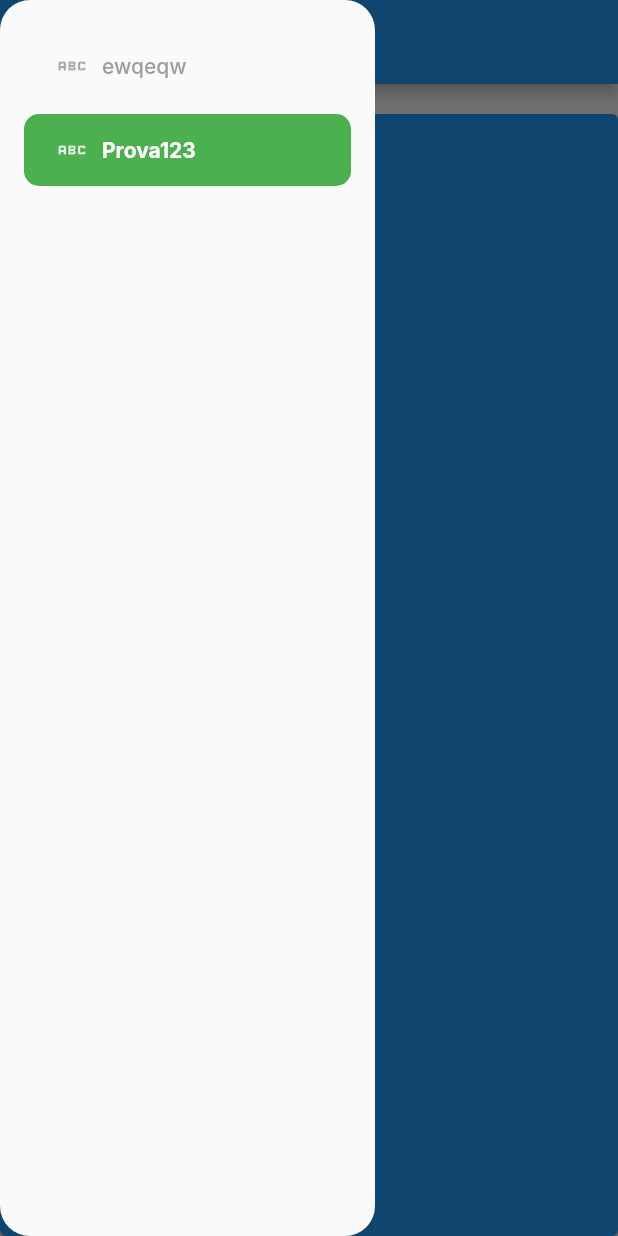
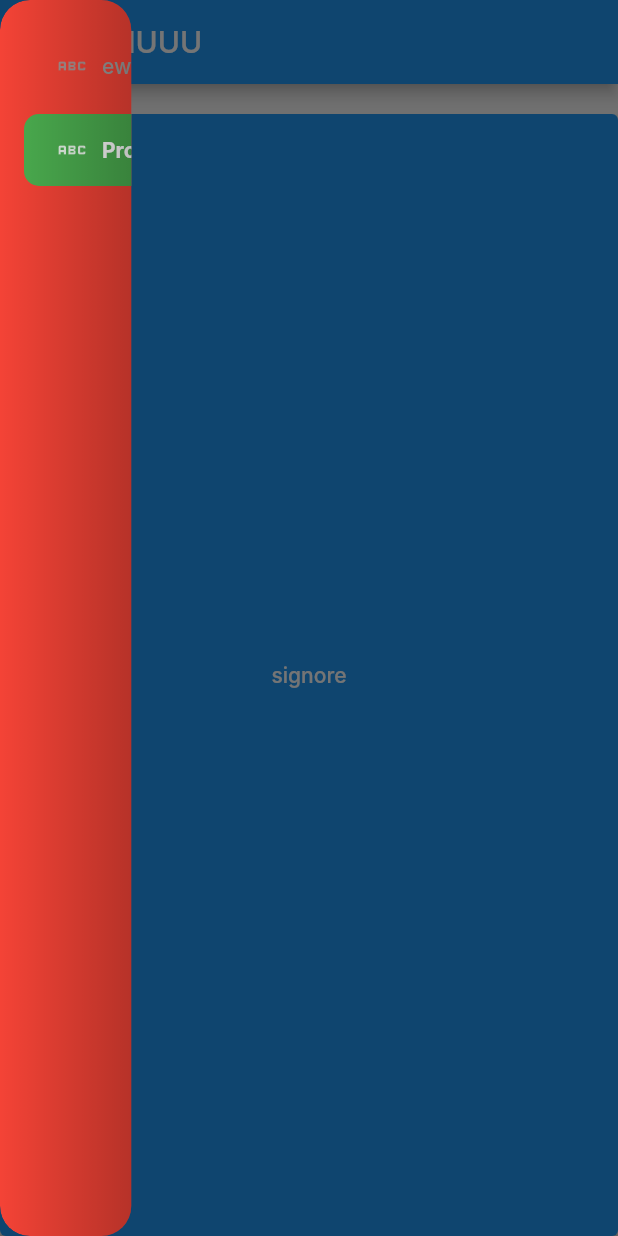
Before and after one commit to BoringStuff-SRL/FlutterBoringApp, a Flutter app: the screen it shows after launch, with the side drawer open, on a phone screen of 412 x 824 dp. Run offline on Flutter 3.47's test engine with Material 3 defaults, Android fonts, the phone set to English and light mode, and no system bars; our stand-ins replace go_router; missing offline and left inert: boringcore; Roboto replaces fonts that are missing (Inter).

Commit message:
Added BoringAnimatedNavigationDrawer

```diff
--- a/example/lib/main.dart
+++ b/example/lib/main.dart
@@ -1,4 +1,5 @@
 import 'package:boring_app/boring_app.dart';
+import 'package:boring_app/boring_app/navigation/drawer/style/boring_drawer_style.dart';
 import 'package:flutter/material.dart';
 
 void main(List<String> args) {
@@ -71,7 +72,8 @@ class MyApp extends StatelessWidget {
             shape: RoundedRectangleBorder(
                 borderRadius: BorderRadius.all(Radius.circular(15)))),
       )),
-      boringNavigation: BoringNavigationDrawer(
+      boringNavigation: BoringAnimatedNavigationDrawer(
+        drawerStyle: BoringDrawerStyle(backgroundColor: Colors.red),
         appBarNotifier: testNotifier,
         appBarBuilder:
             (context, state, navGroups, appBarNotifier, isDrawerVisible) {
--- a/lib/boring_app.dart
+++ b/lib/boring_app.dart
@@ -2,6 +2,8 @@ library boring_app;
 
 export 'package:boring_app/boring_app.dart';
 export 'package:boring_app/boring_app/boring_app.dart';
+export 'package:boring_app/boring_app/navigation/animated_drawer/boring_animated_navigation_drawer.dart';
+export 'package:boring_app/boring_app/navigation/animated_drawer/boring_animated_navigation_drawer_style.dart';
 export 'package:boring_app/boring_app/navigation/boring_navigation.dart';
 export 'package:boring_app/boring_app/navigation/drawer/boring_navigation_drawer.dart';
 export 'package:boring_app/boring_app/navigation/drawer/style/boring_drawer_tile_style.dart';
--- /dev/null
+++ b/lib/boring_app/navigation/animated_drawer/boring_animated_navigation_drawer.dart
@@ -0,0 +1,57 @@
+import 'package:boring_app/boring_app.dart';
+import 'package:flutter/material.dart';
+
+import '../drawer/style/boring_drawer_style.dart';
+
+part 'boring_drawer_expansion_animation.dart';
+
+class BoringAnimatedNavigationDrawer extends BoringNavigationDrawer {
+  final BoringAnimatedNavigationDrawerStyle animatedDrawerStyle;
+
+  final ValueNotifier<bool> _mouseHoverNotifier = ValueNotifier(false);
+
+  BoringAnimatedNavigationDrawer(
+      {super.embraceAppBar = true,
+      super.tileStyle,
+      super.drawerHeaderBuilder,
+      super.drawerFooterBuilder,
+      super.drawerStyle = const BoringDrawerStyle(),
+      this.animatedDrawerStyle = const BoringAnimatedNavigationDrawerStyle(),
+      super.overrideDrawerStyle,
+      super.rightPosition = false,
+      super.appBarNotifier,
+      super.appBarBuilder});
+
+  @override
+  Widget builder(
+      BuildContext context,
+      List<BoringNavigationGroupWithSelection> navigationGroups,
+      BoxConstraints constraints) {
+    final originalDrawer =
+        super.builder(context, navigationGroups, constraints);
+
+    final BoringDrawerStyle overriddenDrawerStyle =
+        overrideDrawerStyle?.call(drawerStyle, constraints) ?? drawerStyle;
+
+    return MouseRegion(
+      onEnter: (event) {
+        _mouseHoverNotifier.value = true;
+      },
+      onExit: (event) {
+        _mouseHoverNotifier.value = false;
+      },
+      child: ClipRRect(
+        borderRadius: animatedDrawerStyle.shrinkedBorderRadius ??
+            overriddenDrawerStyle.drawerRadius,
+        child: ValueListenableBuilder(
+          valueListenable: _mouseHoverNotifier,
+          builder: (context, hover, child) => _BoringDrawerExpansionAnimation(
+            style: animatedDrawerStyle,
+            isShrinked: !hover,
+            child: originalDrawer,
+          ),
+        ),
+      ),
+    );
+  }
+}
--- /dev/null
+++ b/lib/boring_app/navigation/animated_drawer/boring_animated_navigation_drawer_style.dart
@@ -0,0 +1,17 @@
+import 'package:flutter/cupertino.dart';
+
+class BoringAnimatedNavigationDrawerStyle {
+  final BorderRadius? shrinkedBorderRadius;
+  final double shrinkPercentage;
+  final Duration animationDuration;
+  final List<Color> Function(double animation)? shadowColors;
+  final List<double>? stops;
+
+  const BoringAnimatedNavigationDrawerStyle({
+    this.shrinkPercentage = .35,
+    this.shrinkedBorderRadius,
+    this.animationDuration = const Duration(milliseconds: 200),
+    this.shadowColors,
+    this.stops,
+  });
+}
--- /dev/null
+++ b/lib/boring_app/navigation/animated_drawer/boring_drawer_expansion_animation.dart
@@ -0,0 +1,107 @@
+part of 'boring_animated_navigation_drawer.dart';
+
+class _BoringDrawerExpansionAnimation extends StatefulWidget {
+  const _BoringDrawerExpansionAnimation({
+    super.key,
+    required this.style,
+    required this.isShrinked,
+    required this.child,
+  });
+
+  final BoringAnimatedNavigationDrawerStyle style;
+  final bool isShrinked;
+  final Widget child;
+
+  @override
+  State<_BoringDrawerExpansionAnimation> createState() =>
+      _BoringDrawerExpansionAnimationState();
+}
+
+class _BoringDrawerExpansionAnimationState
+    extends State<_BoringDrawerExpansionAnimation>
+    with SingleTickerProviderStateMixin {
+  late AnimationController _animationController;
+  late Animation<double> _expansionAnimation;
+
+  BoringAnimatedNavigationDrawerStyle get style => widget.style;
+
+  @override
+  void initState() {
+    _animationController =
+        AnimationController(vsync: this, duration: style.animationDuration);
+
+    _expansionAnimation = TweenSequence(
+      [
+        TweenSequenceItem<double>(
+          tween: Tween(
+            begin: style.shrinkPercentage,
+            end: 1.0,
+          ),
+          weight: 10,
+        ),
+      ],
+    ).animate(CurvedAnimation(
+      parent: _animationController,
+      curve: Curves.ease,
+    ));
+
+    super.initState();
+  }
+
+  @override
+  void dispose() {
+    _animationController.dispose();
+    super.dispose();
+  }
+
+  @override
+  void didUpdateWidget(covariant _BoringDrawerExpansionAnimation oldWidget) {
+    if (oldWidget.isShrinked) {
+      _animationController.forward();
+    } else {
+      _animationController.reverse();
+    }
+    super.didUpdateWidget(oldWidget);
+  }
+
+  @override
+  Widget build(BuildContext context) {
+    return AnimatedBuilder(
+      animation: _expansionAnimation,
+      builder: (context, child) => Align(
+        widthFactor: _expansionAnimation.value,
+        alignment: Alignment.centerLeft,
+        child: Stack(
+          children: [
+            widget.child,
+            Positioned(
+              left: 0,
+              right: 0,
+              bottom: 0,
+              top: 0,
+              child: IgnorePointer(
+                child: Container(
+                  decoration: BoxDecoration(
+                    gradient: LinearGradient(
+                      begin: Alignment.centerLeft,
+                      end: Alignment.centerRight,
+                      stops: style.stops ?? [0, .9],
+                      colors:
+                          style.shadowColors?.call(_expansionAnimation.value) ??
+                              [
+                                Colors.transparent,
+                                Colors.black.withOpacity(
+                                  1 - _expansionAnimation.value,
+                                ),
+                              ],
+                    ),
+                  ),
+                ),
+              ),
+            ),
+          ],
+        ),
+      ),
+    );
+  }
+}
--- a/lib/boring_app/navigation/boring_navigation.dart
+++ b/lib/boring_app/navigation/boring_navigation.dart
@@ -106,7 +106,6 @@ abstract class BoringNavigation<T> {
 
       try {
         // cerco la sezione per impostare il titolo della tab
-
         entry = navGroups.expand((element) => element.entries).firstWhere(
               (element) => state.fullPath!.startsWith(element.path),
             );
--- a/lib/boring_app/navigation/drawer/boring_navigation_drawer.dart
+++ b/lib/boring_app/navigation/drawer/boring_navigation_drawer.dart
@@ -5,6 +5,8 @@ import 'package:boring_app/boring_app/navigation/drawer/style/boring_drawer_tile
 import 'package:boring_app/boring_app/navigation/navigation_entry.dart';
 import 'package:boringcore/boringcore.dart';
 import 'package:flutter/material.dart';
+
+import 'boring_drawer_entry.dart';
 
 class BoringNavigationDrawer<T> extends BoringNavigation<T> {
   final BoringDrawerStyle drawerStyle;
@@ -14,6 +16,7 @@ class BoringNavigationDrawer<T> extends BoringNavigation<T> {
   final BoringDrawerTileStyle? tileStyle;
   final Widget Function(BuildContext context)? drawerHeaderBuilder;
   final Widget Function(BuildContext context)? drawerFooterBuilder;
+
   BoringNavigationDrawer(
       {this.embraceAppBar = true,
       this.tileStyle,
@@ -32,6 +35,18 @@ class BoringNavigationDrawer<T> extends BoringNavigation<T> {
       ? BoringNavigationPosition.right
       : BoringNavigationPosition.left;
 
+  List<BoringDrawerEntry> drawerEntries(BuildContext context,
+          List<BoringNavigationGroupWithSelection> navigationGroups) =>
+      navigationGroups
+          .map((group) => group.entries.map((e) {
+                return e.toDrawerTile(
+                  context,
+                  tileStyle ?? const BoringDrawerTileStyle(),
+                );
+              }).toList())
+          .expand((element) => element)
+          .toList();
+
   @override
   Widget builder(
       BuildContext context,
@@ -42,7 +57,9 @@ class BoringNavigationDrawer<T> extends BoringNavigation<T> {
     for (var group in navigationGroups) {
       final childrenWidgets = group.entries.map((e) {
         return e.toDrawerTile(
-            context, tileStyle ?? const BoringDrawerTileStyle());
+          context,
+          tileStyle ?? const BoringDrawerTileStyle(),
+        );
       }).toList();
 
       if (group.hasName) {
```
